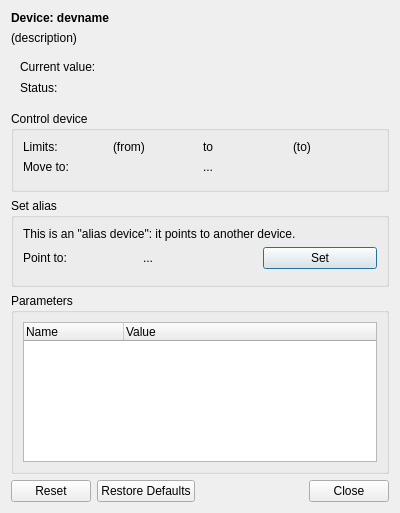
First picture: the form in nicos_ess/gui/panels/ui_files/devices_one.ui, repository ess-dmsc/nicos, before the edit.
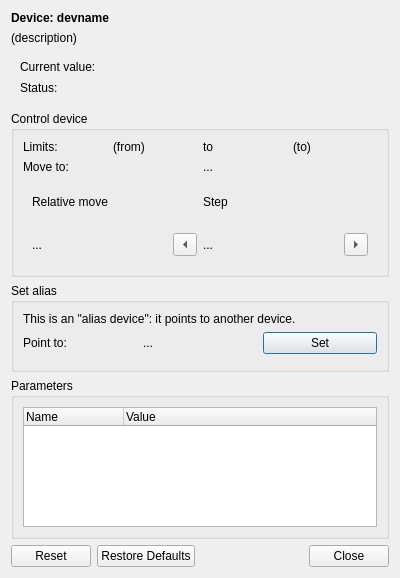
Second picture: the form after the edit. Icons and pictures are not drawn. Custom widgets are drawn as their Qt base class.

Commit message: feat(device dialog control): Add relative move

The edit to the form file:
```diff
--- a/nicos_ess/gui/panels/ui_files/devices_one.ui
+++ b/nicos_ess/gui/panels/ui_files/devices_one.ui
@@ -7,7 +7,7 @@
     <x>0</x>
     <y>0</y>
     <width>400</width>
-    <height>513</height>
+    <height>578</height>
    </rect>
   </property>
   <property name="sizePolicy">
@@ -211,6 +211,78 @@
         </property>
        </widget>
       </item>
+      <item>
+       <widget class="QFrame" name="relMove">
+        <property name="frameShape">
+         <enum>QFrame::NoFrame</enum>
+        </property>
+        <property name="frameShadow">
+         <enum>QFrame::Raised</enum>
+        </property>
+        <layout class="QHBoxLayout" name="horizontalLayout_4">
+         <item>
+          <widget class="QLabel" name="label_13">
+           <property name="text">
+            <string>Relative move</string>
+           </property>
+          </widget>
+         </item>
+         <item>
+          <widget class="QLabel" name="label_14">
+           <property name="text">
+            <string>Step</string>
+           </property>
+          </widget>
+         </item>
+        </layout>
+       </widget>
+      </item>
+      <item>
+       <widget class="QFrame" name="relMovFrame">
+        <property name="frameShape">
+         <enum>QFrame::NoFrame</enum>
+        </property>
+        <property name="frameShadow">
+         <enum>QFrame::Raised</enum>
+        </property>
+        <layout class="QHBoxLayout" name="horizontalLayout_3">
+         <item>
+          <widget class="QLabel" name="label_15">
+           <property name="text">
+            <string>...</string>
+           </property>
+          </widget>
+         </item>
+         <item>
+          <widget class="QToolButton" name="toolButtonMinus">
+           <property name="text">
+            <string>...</string>
+           </property>
+           <property name="arrowType">
+            <enum>Qt::LeftArrow</enum>
+           </property>
+          </widget>
+         </item>
+         <item>
+          <widget class="QLabel" name="label_16">
+           <property name="text">
+            <string>...</string>
+           </property>
+          </widget>
+         </item>
+         <item>
+          <widget class="QToolButton" name="toolButtonPlus">
+           <property name="text">
+            <string>...</string>
+           </property>
+           <property name="arrowType">
+            <enum>Qt::RightArrow</enum>
+           </property>
+          </widget>
+         </item>
+        </layout>
+       </widget>
+      </item>
      </layout>
     </widget>
    </item>
```
Left out of the diff: 8 changed lines with no effect on the pictures. The commit also changes 1 other file.
